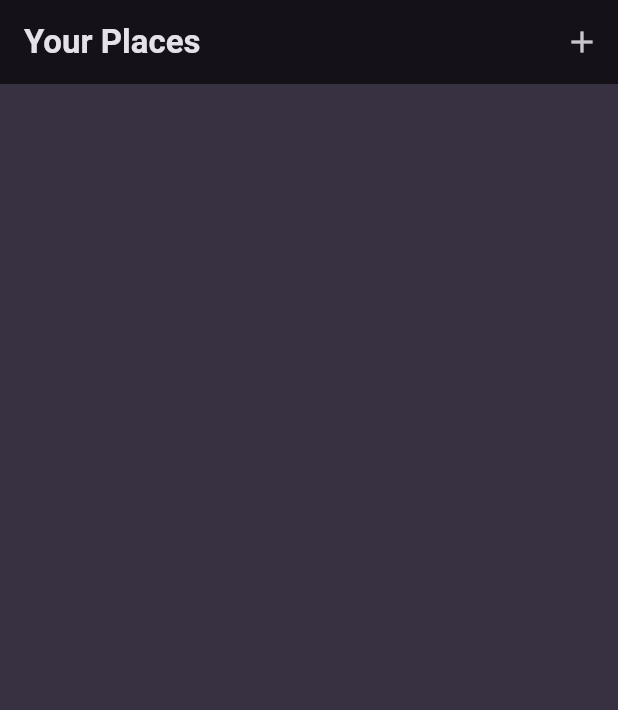
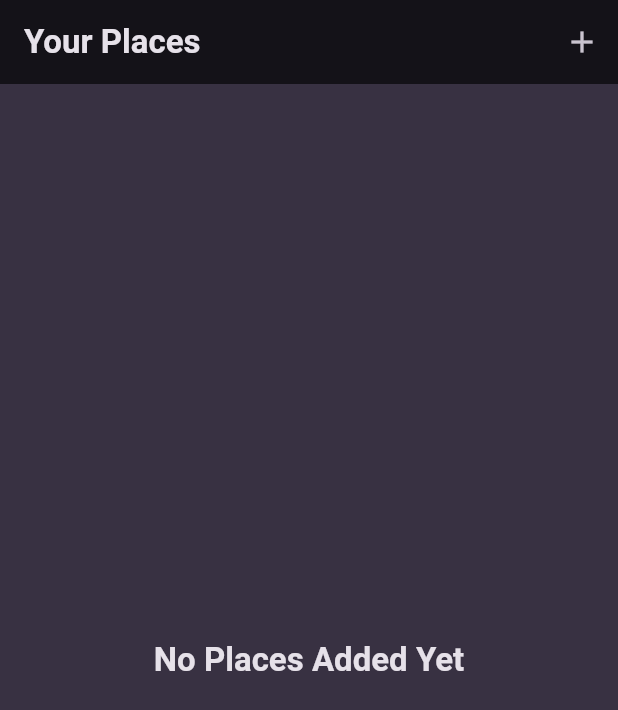
Before and after one commit to ChinmayMangela/favorite_places, a Flutter app: the screen it shows after launch, on a phone screen of 412 x 824 dp. Shown: the top 710 px of the screen. Run offline on Flutter 3.47's test engine with Material 3 defaults, Android fonts, the phone set to English and light mode, and no system bars; our stand-ins replace google_fonts; statements that could not run were skipped.

Commit message:
adds image field Now user can add the image of their favorite place

```diff
--- a/lib/models/place.dart
+++ b/lib/models/place.dart
@@ -1,19 +1,27 @@
+
+
+import 'dart:io';
+
 class Place {
   final String name;
+  final File image;
 
   const Place({
     required this.name,
+    required this.image,
   });
 
   factory Place.fromJson(Map<String, dynamic> data) {
     return Place(
       name: data['name'],
+      image: data['image'],
     );
   }
 
   Map<String, dynamic> toJson() {
     return {
       'name': name,
+      'image': image,
     };
   }
 }
--- a/lib/utils/utils.dart
+++ b/lib/utils/utils.dart
@@ -29,6 +29,7 @@ class Utils {
         context: context,
         builder: (context) {
           return AlertDialog(
+            backgroundColor: Theme.of(context).colorScheme.onPrimaryContainer,
             content: child,
           );
         });
--- a/lib/widgets/custom_text_field.dart
+++ b/lib/widgets/custom_text_field.dart
@@ -11,6 +11,9 @@ class CustomTextField extends StatelessWidget {
   @override
   Widget build(BuildContext context) {
     return TextField(
+      style: TextStyle(
+        color: Theme.of(context).colorScheme.onSurface,
+      ),
       controller: controller,
       decoration: const InputDecoration(
         labelText:  'title',
--- a/lib/widgets/places_list.dart
+++ b/lib/widgets/places_list.dart
@@ -1,3 +1,5 @@
+import 'package:favorite_places/main.dart';
+import 'package:favorite_places/pages/place_details_screen.dart';
 import 'package:favorite_places/providers/favorite_places_provider.dart';
 import 'package:favorite_places/widgets/place_card.dart';
 import 'package:flutter/material.dart';
@@ -8,14 +10,33 @@ class PlacesList extends StatelessWidget {
 
   @override
   Widget build(BuildContext context) {
-    return Consumer<FavoritePlacesProvider>(builder: (context, placesProvider, child) {
-      return ListView.builder(
-        itemBuilder: (context, index) {
-          final currentPlace = placesProvider.places[index];
-          return PlaceCard(place: currentPlace);
-        },
-        itemCount: placesProvider.places.length,
-      );
+    return Consumer<FavoritePlacesProvider>(
+        builder: (context, placesProvider, child) {
+      return placesProvider.places.isEmpty
+          ? Center(
+              child: Text(
+              'No Places Added Yet',
+              style: Theme.of(context).textTheme.titleLarge!.copyWith(
+                    color: Theme.of(context).colorScheme.onSurface,
+                  ),
+            ))
+          : ListView.builder(
+              itemBuilder: (context, index) {
+                final currentPlace = placesProvider.places[index];
+                return InkWell(
+                  onTap: () {
+                    Navigator.of(context).push(
+                      MaterialPageRoute(
+                        builder: (context) =>
+                            PlaceDetailsPage(place: currentPlace),
+                      ),
+                    );
+                  },
+                  child: PlaceCard(place: currentPlace),
+                );
+              },
+              itemCount: placesProvider.places.length,
+            );
     });
   }
 }
--- a/pubspec.yaml
+++ b/pubspec.yaml
@@ -37,6 +37,7 @@ dependencies:
   cupertino_icons: ^1.0.8
   google_fonts: ^6.2.1
   provider: ^6.1.2
+  image_picker: ^1.1.2
 
 dev_dependencies:
   flutter_test:
```
Also changed, not shown: lib/main.dart (+4 -5 lines), lib/pages/add_new_place_page.dart (+27 -9 lines), lib/pages/home_page.dart (+13 -4 lines), lib/widgets/place_card.dart (+7 -1 lines), pubspec.lock, 1 other file.
